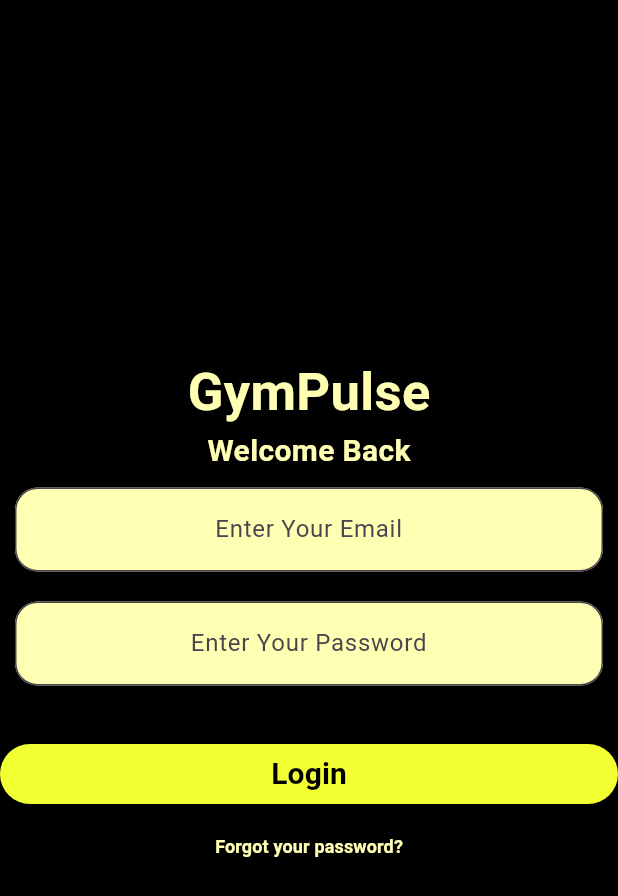
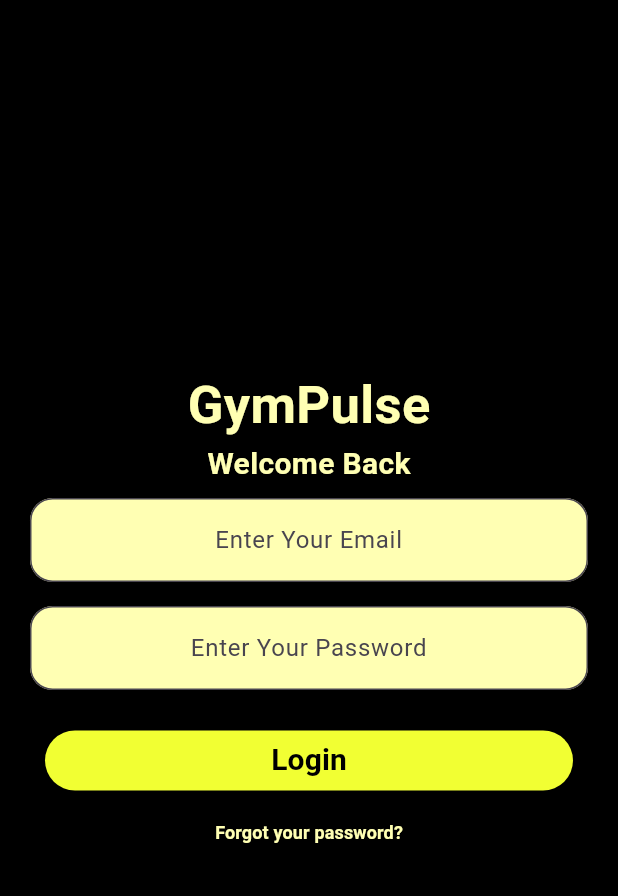
Before and after one commit to YoucefMedAmaneEllahGherbal/GymPulse, a Flutter app: the screen it shows after launch, on a phone screen of 412 x 824 dp. Shown: the top 896 px of the screen. Run offline on Flutter 3.47's test engine with Material 3 defaults, Android fonts, the phone set to English and light mode, and no system bars.

Commit message:
Refactor login screen layout and enhance text field styling

```diff
--- a/lib/screens/login_screen.dart
+++ b/lib/screens/login_screen.dart
@@ -6,7 +6,8 @@ class LoginScreen extends StatelessWidget {
 
   @override
   Widget build(BuildContext context) {
-    return Scaffold(
+    return SafeArea(
+      child: Scaffold(
         backgroundColor: kBackgroundColor,
         body: Column(
           mainAxisAlignment: MainAxisAlignment.center,
@@ -28,7 +29,10 @@ class LoginScreen extends StatelessWidget {
               ),
             ),
             Padding(
-            padding: const EdgeInsets.all(10.0),
+              padding: const EdgeInsets.symmetric(
+                horizontal: 20.0,
+                vertical: 8,
+              ),
               child: TextField(
                 keyboardType: TextInputType.emailAddress,
                 textAlign: TextAlign.center,
@@ -43,7 +47,10 @@ class LoginScreen extends StatelessWidget {
               ),
             ),
             Padding(
-            padding: const EdgeInsets.all(10.0),
+              padding: const EdgeInsets.symmetric(
+                horizontal: 20.0,
+                vertical: 8,
+              ),
               child: TextField(
                 obscureText: true,
                 textAlign: TextAlign.center,
@@ -57,8 +64,10 @@ class LoginScreen extends StatelessWidget {
                 ),
               ),
             ),
-          SizedBox(height: 25),
-          SizedBox(
+            SizedBox(height: 15),
+            Padding(
+              padding: const EdgeInsets.symmetric(horizontal: 30),
+              child: SizedBox(
                 width: double.infinity,
                 child: ElevatedButton(
                   style: ButtonStyle(
@@ -71,6 +80,7 @@ class LoginScreen extends StatelessWidget {
                       fontSize: 20,
                       fontWeight: FontWeight.bold,
                       color: Colors.black,
+                    ),
                   ),
                 ),
               ),
@@ -90,6 +100,7 @@ class LoginScreen extends StatelessWidget {
             ),
           ],
         ),
+      ),
     );
   }
 }
```
Lines whose indentation alone changed are shown as unchanged.
